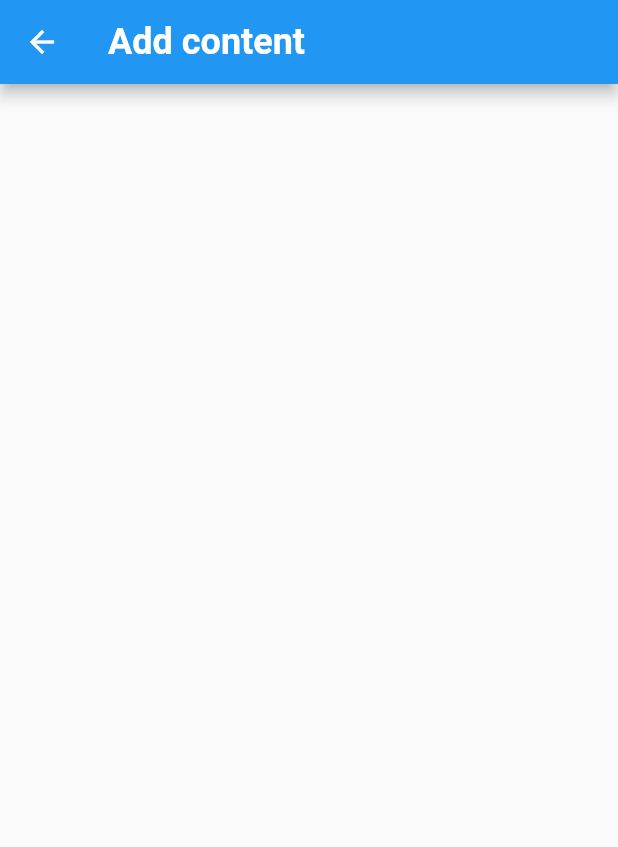
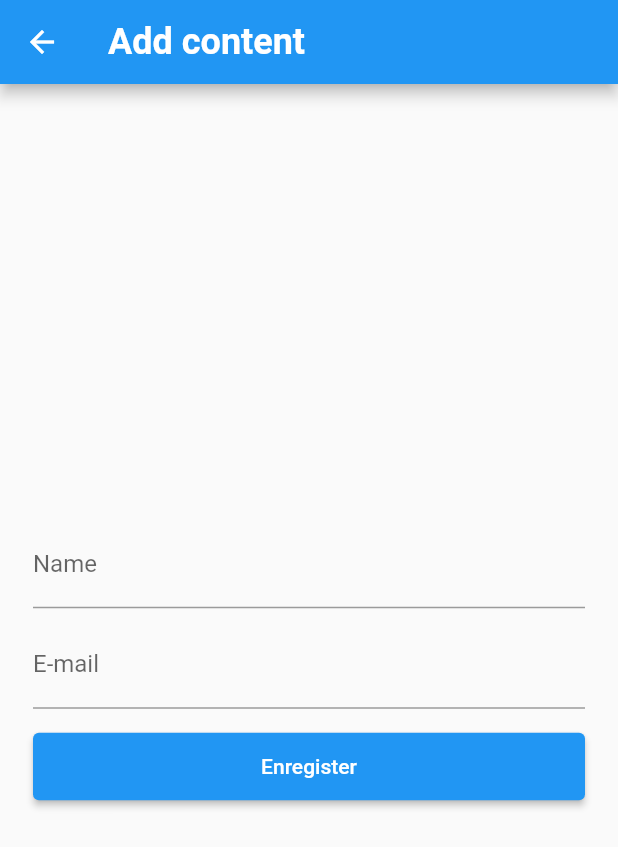
Before and after one commit to bynicodevelop/b2dev-rennes, a Flutter app: the AddScreen screen opened directly, on a phone screen of 412 x 824 dp. Shown: the top 847 px of the screen. Run offline on Flutter 3.47's test engine with Material 2 defaults, Android fonts, the phone set to English and light mode, and no system bars; our stand-ins replace font_awesome_flutter; network calls fail.

Commit message:
Added texfields

```diff
--- a/lib/screens/add_screen.dart
+++ b/lib/screens/add_screen.dart
@@ -1,7 +1,36 @@
 import 'package:flutter/material.dart';
 
-class AddScreen extends StatelessWidget {
+class AddScreen extends StatefulWidget {
   const AddScreen({Key? key}) : super(key: key);
+
+  @override
+  State<AddScreen> createState() => _AddScreenState();
+}
+
+class _AddScreenState extends State<AddScreen> {
+  final TextEditingController _nameController = TextEditingController();
+  final TextEditingController _emailController = TextEditingController();
+
+  @override
+  void initState() {
+    super.initState();
+
+    _nameController.addListener(() {
+      print('name: ${_nameController.text}');
+    });
+
+    _emailController.addListener(() {
+      print('Email: ${_emailController.text}');
+    });
+  }
+
+  @override
+  void dispose() {
+    _nameController.dispose();
+    _emailController.dispose();
+
+    super.dispose();
+  }
 
   @override
   Widget build(BuildContext context) {
@@ -9,6 +38,76 @@ class AddScreen extends StatelessWidget {
       appBar: AppBar(
         title: const Text('Add content'),
       ),
+      body: Center(
+        child: SingleChildScrollView(
+          child: Padding(
+            padding: const EdgeInsets.all(22.0),
+            child: Column(
+              children: <Widget>[
+                Padding(
+                  padding: const EdgeInsets.only(
+                    bottom: 8.0,
+                  ),
+                  child: TextField(
+                    controller: _nameController,
+                    keyboardType: TextInputType.text,
+                    textInputAction: TextInputAction.next,
+                    decoration: const InputDecoration(
+                      labelText: 'Name',
+                    ),
+                  ),
+                ),
+                Padding(
+                  padding: const EdgeInsets.only(
+                    bottom: 16.0,
+                  ),
+                  child: TextField(
+                    controller: _emailController,
+                    keyboardType: TextInputType.emailAddress,
+                    textInputAction: TextInputAction.done,
+                    decoration: const InputDecoration(
+                      labelText: 'E-mail',
+                    ),
+                  ),
+                ),
+                SizedBox(
+                  width: double.infinity,
+                  height: 45.0,
+                  child: ElevatedButton(
+                    onPressed: () {
+                      if (_nameController.text.isEmpty ||
+                          _emailController.text.isEmpty) {
+                        print("Error: Name or email is empty");
+
+                        ScaffoldMessenger.of(context).showSnackBar(
+                          const SnackBar(
+                            content: Text('Name or email is empty'),
+                          ),
+                        );
+
+                        return;
+                      }
+
+                      print('Name: ${_nameController.text}');
+                      print('Email: ${_emailController.text}');
+                    },
+                    child: const Text("Enregister"),
+                  ),
+                )
+                // TextField(
+                //   decoration: InputDecoration(
+                //     labelText: 'Password',
+                //     suffixIcon: IconButton(
+                //       onPressed: () {},
+                //       icon: const Icon(Icons.remove_red_eye),
+                //     ),
+                //   ),
+                // ),
+              ],
+            ),
+          ),
+        ),
+      ),
     );
   }
 }
```
